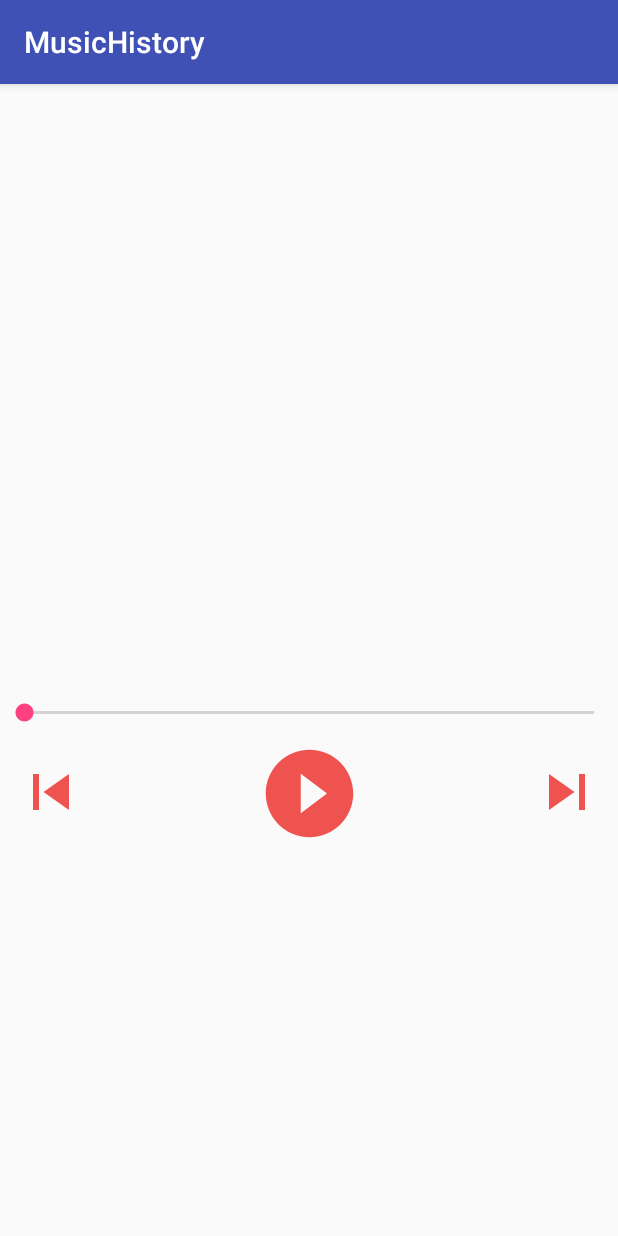
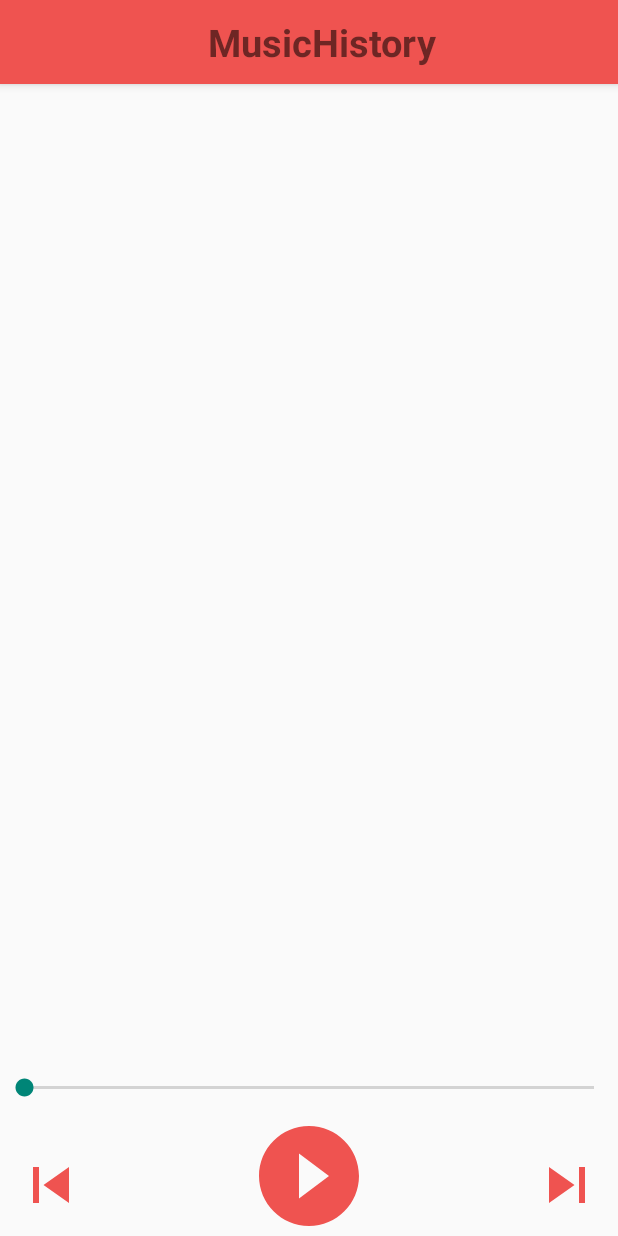
Before and after one commit to akash-bisariya/Music-History, an Android app: the MusicActivity screen opened directly, with no data from a screen before it, after a tap on an icon or button, on a phone screen of 412 x 824 dp. Run offline under Robolectric (Android 15) with nearby library versions, the phone set to English and light mode, and no system bars; libraries missing offline, so code that uses them is left out: jp.wasabeef.glide.

Commit message:
added fullscreen themes and optimize layout

```diff
--- a/app/build.gradle
+++ b/app/build.gradle
@@ -43,6 +43,7 @@ dependencies {
     implementation 'com.github.bumptech.glide:glide:4.6.1'
     annotationProcessor 'com.github.bumptech.glide:compiler:4.6.1'
     implementation 'com.android.support:palette-v7:24.2.1'
+    implementation 'jp.wasabeef:glide-transformations:3.1.1'
 
 
 }
--- a/app/src/main/java/app/android/com/musichistory/MainActivity.kt
+++ b/app/src/main/java/app/android/com/musichistory/MainActivity.kt
@@ -19,10 +19,10 @@ import kotlinx.coroutines.experimental.launch
 
 class MainActivity : AppCompatActivity() {
     var viewPager: ViewPager? = null
-    var tabLayout: TabLayout? = null
     override fun onCreate(savedInstanceState: Bundle?) {
         super.onCreate(savedInstanceState)
         setContentView(R.layout.activity_main)
+        setSupportActionBar(toolbar)
         viewPager = vp_pager
         tb_music.setupWithViewPager(vp_pager)
         pb_music.visibility = View.VISIBLE
--- a/app/src/main/java/app/android/com/musichistory/MusicActivity/MusicActivity.kt
+++ b/app/src/main/java/app/android/com/musichistory/MusicActivity/MusicActivity.kt
@@ -9,35 +9,32 @@ import kotlinx.android.synthetic.main.activity_music.*
 import android.media.MediaPlayer
 import android.view.View
 import android.widget.Toast
+import com.bumptech.glide.request.RequestOptions.bitmapTransform
+import jp.wasabeef.glide.transformations.BlurTransformation
 
 
 /**
  * Created by akash
  * on 22/2/18.
  */
-class MusicActivity : AppCompatActivity(),MusicView, View.OnClickListener,MediaPlayer.OnErrorListener {
-    var mediaPlayerPause =false
+class MusicActivity : AppCompatActivity(), MusicView, View.OnClickListener, MediaPlayer.OnErrorListener {
+    var mediaPlayerPause = false
     override fun onError(p0: MediaPlayer?, p1: Int, p2: Int): Boolean {
-        Toast.makeText(this,""+p1+" "+p2,Toast.LENGTH_SHORT).show()
+        Toast.makeText(this, "" + p1 + " " + p2, Toast.LENGTH_SHORT).show()
         return true
     }
-
-
 
 
     private val mediaPlayer = MediaPlayer()
     override fun onClick(view: View?) {
         if (view != null) {
-            when(view.id) {
-                R.id.iv_play_pause->
-                {
-                    if(!mediaPlayer.isPlaying) {
-                        if(mediaPlayerPause)
-                        {
+            when (view.id) {
+                R.id.iv_play_pause -> {
+                    if (!mediaPlayer.isPlaying) {
+                        if (mediaPlayerPause) {
                             mediaPlayer.start()
 
-                        }
-                        else {
+                        } else {
                             mediaPlayer.setDataSource(intent.getStringExtra("songData"))
                             mediaPlayer.prepareAsync()
                             mediaPlayer.setOnErrorListener(this)
@@ -46,13 +43,10 @@ class MusicActivity : AppCompatActivity(),MusicView, View.OnClickListener,MediaP
                             }
                         }
                         iv_play_pause.setImageResource(R.drawable.ic_pause_circle_filled_red_400_48dp)
-                    }
-                    else
-                    {
+                    } else {
                         mediaPlayer.pause()
-                        mediaPlayerPause=true
+                        mediaPlayerPause = true
                         iv_play_pause.setImageResource(R.drawable.ic_play_circle_filled_red_400_48dp)
-
 
 
 //                        mediaPlayer.reset()
@@ -62,12 +56,11 @@ class MusicActivity : AppCompatActivity(),MusicView, View.OnClickListener,MediaP
 
                 }
 
-                R.id.iv_next->
-                {
+                R.id.iv_next -> {
                     mediaPlayer.reset()
-                    mediaPlayer.release()
+                    mediaPlayerPause = false
+                    iv_play_pause.setImageResource(R.drawable.ic_play_circle_filled_red_400_48dp)
                 }
-
 
 
             }
@@ -95,9 +88,8 @@ class MusicActivity : AppCompatActivity(),MusicView, View.OnClickListener,MediaP
     override fun onCreate(savedInstanceState: Bundle?) {
         super.onCreate(savedInstanceState)
         setContentView(R.layout.activity_music)
-
-        if(intent!=null)
-        {
+        setSupportActionBar(toolbar)
+        if (intent != null) {
             Glide.with(this)
                     .applyDefaultRequestOptions(RequestOptions()
                             .placeholder(R.drawable.music_icon)
@@ -105,18 +97,12 @@ class MusicActivity : AppCompatActivity(),MusicView, View.OnClickListener,MediaP
                     .load(intent.getStringExtra("songImage"))
                     .into(iv_song_image)
 
-            tv_song_artist.text=intent.getStringExtra("songArtist")
-            tv_song_duration.text=intent.getStringExtra("songduration")
-            tv_song_name.text=intent.getStringExtra("songName")
+            tv_song_artist.text = intent.getStringExtra("songArtist")
+            tv_song_duration.text = intent.getStringExtra("songduration")
+            tv_song_name.text = intent.getStringExtra("songName")
 
             iv_play_pause.setOnClickListener(this)
             iv_next.setOnClickListener(this)
-
-
-
-
-
-
 
 
 
@@ -136,8 +122,6 @@ class MusicActivity : AppCompatActivity(),MusicView, View.OnClickListener,MediaP
 //            })
 
         }
-
-
 
 
 //        /**
--- a/app/src/main/java/app/android/com/musichistory/MusicActivity/MusicService.kt
+++ b/app/src/main/java/app/android/com/musichistory/MusicActivity/MusicService.kt
@@ -9,7 +9,7 @@ import android.os.IBinder
  * on 5/3/18.
  */
 class MusicService : Service() {
-    override fun onBind(p0: Intent?): IBinder? {
+    override fun onBind(intent: Intent?): IBinder? {
         return null
     }
 }
--- a/app/src/main/java/app/android/com/musichistory/MusicPlayer.kt
+++ b/app/src/main/java/app/android/com/musichistory/MusicPlayer.kt
@@ -6,8 +6,12 @@ import android.media.MediaPlayer
  * Created by akash
  * on 5/3/18.
  */
-object MusicPlayer : MediaPlayer(),MediaPlayer.OnErrorListener {
-//    private lateinit var mediaPlayer:MediaPlayer
+object MusicPlayer : MediaPlayer(),MediaPlayer.OnErrorListener,MediaPlayer.OnCompletionListener {
+    override fun onCompletion(p0: MediaPlayer?) {
+        TODO("not implemented") //To change body of created functions use File | Settings | File Templates.
+    }
+
+    //    private lateinit var mediaPlayer:MediaPlayer
     object MusicPlayer
     override fun onError(mediaPlayer: MediaPlayer?, p1: Int, p2: Int): Boolean {
         if (mediaPlayer != null) {
--- a/app/src/main/res/layout/activity_main.xml
+++ b/app/src/main/res/layout/activity_main.xml
@@ -5,6 +5,22 @@
     android:layout_width="match_parent"
     android:layout_height="match_parent"
     tools:context="app.android.com.musichistory.MainActivity">
+
+    <android.support.v7.widget.Toolbar
+        android:id="@+id/toolbar"
+        android:layout_width="match_parent"
+        android:layout_height="?attr/actionBarSize"
+        android:background="#EF5350"
+        android:elevation="4dp">
+
+        <TextView
+            android:layout_width="match_parent"
+            android:layout_height="wrap_content"
+            android:text="@string/app_name"
+            android:textAlignment="center"
+            android:textSize="25sp"
+            android:textStyle="bold" />
+    </android.support.v7.widget.Toolbar>
 
     <ProgressBar
         android:id="@+id/pb_music"
@@ -20,7 +36,8 @@
         android:id="@+id/vp_pager"
         android:layout_width="match_parent"
         android:layout_height="wrap_content"
-        android:visibility="gone">
+        android:visibility="gone"
+        app:layout_constraintTop_toBottomOf="@id/toolbar">
 
         <android.support.design.widget.TabLayout
             android:id="@+id/tb_music"
--- a/app/src/main/res/layout/activity_music.xml
+++ b/app/src/main/res/layout/activity_music.xml
@@ -1,97 +1,102 @@
 <?xml version="1.0" encoding="utf-8"?>
 <android.support.constraint.ConstraintLayout xmlns:android="http://schemas.android.com/apk/res/android"
-    xmlns:tools="http://schemas.android.com/tools"
+    xmlns:app="http://schemas.android.com/apk/res-auto"
+    android:id="@+id/music_constraint_layout"
     android:layout_width="match_parent"
-    android:layout_height="match_parent"
-    android:id="@+id/music_constraint_layout"
-    xmlns:app="http://schemas.android.com/apk/res-auto">
+    android:layout_height="match_parent">
+    <android.support.v7.widget.Toolbar
+        android:id="@+id/toolbar"
+        android:layout_width="match_parent"
+        android:layout_height="?attr/actionBarSize"
+        android:background="#EF5350"
+        android:elevation="4dp">
 
-    <ImageView
-        android:layout_width="match_parent"
-        android:layout_height="400dp"
-        android:id="@+id/iv_song_image_background"/>
+        <TextView
+            android:layout_width="match_parent"
+            android:layout_height="wrap_content"
+            android:text="@string/app_name"
+            android:textAlignment="center"
+            android:textSize="25sp"
+            android:textStyle="bold" />
+    </android.support.v7.widget.Toolbar>
+
 
     <ImageView
         android:id="@+id/iv_song_image"
-        android:layout_width="200dp"
-        android:layout_height="200dp"
-        app:layout_constraintTop_toBottomOf="parent"
-        android:padding="@dimen/dimen_10dp"
+        android:layout_width="@dimen/dimen_song_image_200dp"
+        android:layout_height="@dimen/dimen_song_image_200dp"
+        android:layout_marginBottom="@dimen/dimen_10dp"
+        android:layout_marginTop="@dimen/dimen_30dp"
         app:layout_constraintLeft_toRightOf="parent"
         app:layout_constraintRight_toLeftOf="parent"
-        android:layout_marginTop="@dimen/dimen_50dp"
-        android:layout_marginBottom="@dimen/dimen_10dp"/>
+        android:elevation="@dimen/dimen_10dp"
+        app:layout_constraintTop_toBottomOf="@id/toolbar"/>
 
     <TextView
         android:id="@+id/tv_song_name"
         android:layout_width="match_parent"
         android:layout_height="wrap_content"
-        android:textStyle="bold"
+        android:padding="@dimen/dimen_10dp"
         android:textAlignment="center"
         android:textSize="@dimen/txt_size_20sp"
-        android:padding="@dimen/dimen_10dp"
+        android:textStyle="bold"
+        android:maxLines="2"
+        android:textColor="@android:color/black"
         app:layout_constraintTop_toBottomOf="@id/iv_song_image" />
 
     <TextView
+        android:id="@+id/tv_song_artist"
         android:layout_width="match_parent"
         android:layout_height="wrap_content"
         android:padding="@dimen/dimen_10dp"
         android:textAlignment="center"
+        android:textColor="@android:color/black"
+        android:maxLines="2"
         android:textSize="@dimen/txt_size_15sp"
-        app:layout_constraintTop_toBottomOf="@id/tv_song_name"
-        android:id="@+id/tv_song_artist"/>
+        app:layout_constraintTop_toBottomOf="@id/tv_song_name" />
 
     <ImageView
+        android:id="@+id/iv_previous"
         android:layout_width="wrap_content"
         android:layout_height="wrap_content"
-        android:id="@+id/iv_previous"
         android:padding="@dimen/dimen_10dp"
-        app:layout_constraintTop_toBottomOf="@id/seek_bar"
-        android:src="@drawable/ic_skip_previous_red_400_48dp"/>
+        android:src="@drawable/ic_skip_previous_red_400_48dp"
+        app:layout_constraintBottom_toBottomOf="parent"
+        app:layout_constraintStart_toStartOf="parent" />
 
     <ImageView
+        android:id="@+id/iv_next"
         android:layout_width="wrap_content"
         android:layout_height="wrap_content"
-        android:id="@+id/iv_next"
         android:padding="@dimen/dimen_10dp"
-        app:layout_constraintTop_toBottomOf="@id/seek_bar"
-        app:layout_constraintEnd_toEndOf="parent"
-        android:src="@drawable/ic_skip_next_red_400_48dp"/>
-
-    <!--<ImageView-->
-        <!--android:layout_width="wrap_content"-->
-        <!--android:layout_height="wrap_content"-->
-        <!--android:id="@+id/iv_play_pause"-->
-        <!--android:padding="@dimen/dimen_10dp"-->
-        <!--app:layout_constraintRight_toLeftOf="@id/iv_next"-->
-        <!--app:layout_constraintLeft_toRightOf="@id/iv_previous"-->
-        <!--android:background="@drawable/ic_play_circle_filled_red_400_48dp"-->
-        <!--app:layout_constraintTop_toBottomOf="@id/seek_bar"/>-->
+        android:src="@drawable/ic_skip_next_red_400_48dp"
+        app:layout_constraintBottom_toBottomOf="parent"
+        app:layout_constraintEnd_toEndOf="parent" />
 
     <ImageView
-        android:layout_width="70dp"
-        android:layout_height="70dp"
         android:id="@+id/iv_play_pause"
-
-        app:layout_constraintRight_toLeftOf="@id/iv_next"
-        app:layout_constraintTop_toBottomOf="@id/seek_bar"
+        android:layout_width="80dp"
+        android:layout_height="@dimen/dimen_play_pause_80dp"
+        android:src="@drawable/ic_play_circle_filled_red_400_48dp"
+        app:layout_constraintBottom_toBottomOf="parent"
         app:layout_constraintLeft_toRightOf="@id/iv_previous"
-        android:src="@drawable/ic_play_circle_filled_red_400_48dp"/>
+        app:layout_constraintRight_toLeftOf="@id/iv_next" />
 
     <android.support.v7.widget.AppCompatSeekBar
+        android:id="@+id/seek_bar"
         android:layout_width="match_parent"
         android:layout_height="wrap_content"
         android:padding="@dimen/dimen_10dp"
-        app:layout_constraintRight_toLeftOf="@id/tv_song_duration"
-        app:layout_constraintTop_toBottomOf="@id/iv_song_image_background"
-        android:id="@+id/seek_bar"/>
+        app:layout_constraintBottom_toTopOf="@id/iv_play_pause"
+        app:layout_constraintRight_toLeftOf="@id/tv_song_duration" />
 
     <TextView
+        android:id="@+id/tv_song_duration"
         android:layout_width="wrap_content"
         android:layout_height="wrap_content"
+        android:text="sdfsdfsdfsdf"
         app:layout_constraintLeft_toRightOf="@id/seek_bar"
-        app:layout_constraintTop_toBottomOf="@id/iv_song_image_background"
-        android:id="@+id/tv_song_duration"
-        app:layout_constraintStart_toEndOf="@id/seek_bar"/>
+        app:layout_constraintStart_toEndOf="@id/seek_bar"
+        app:layout_constraintTop_toBottomOf="@id/tv_song_name" />
 
 </android.support.constraint.ConstraintLayout>
--- a/app/src/main/res/values/dimens.xml
+++ b/app/src/main/res/values/dimens.xml
@@ -1,7 +1,9 @@
 <?xml version="1.0" encoding="utf-8"?>
 <resources>
     <dimen name="dimen_10dp">10dp</dimen>
-    <dimen name="dimen_50dp">50dp</dimen>
+    <dimen name="dimen_30dp">30dp</dimen>
     <dimen name="txt_size_20sp">20sp</dimen>
     <dimen name="txt_size_15sp">15sp</dimen>
+    <dimen name="dimen_play_pause_80dp">80dp</dimen>
+    <dimen name="dimen_song_image_200dp">200dp</dimen>
 </resources>
--- a/app/src/main/res/values/styles.xml
+++ b/app/src/main/res/values/styles.xml
@@ -7,5 +7,10 @@
         <item name="colorPrimaryDark">@color/colorPrimaryDark</item>
         <item name="colorAccent">@color/colorAccent</item>
     </style>
+    <style name="Theme.AppCompat.Light.NoActionBar.FullScreen" >
+        <item name="android:windowNoTitle">true</item>
+        <item name="android:windowActionBar">false</item>
+        <item name="android:windowFullscreen">true</item>
 
+    </style>
 </resources>
```
Also changed, not shown: app/src/main/AndroidManifest.xml (+10 -5 lines).
